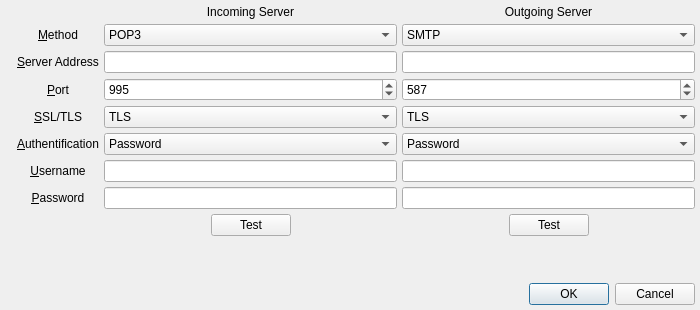
Qt form UI/poptasticsettings.ui (xloem/spot-on-svn) before a commit.
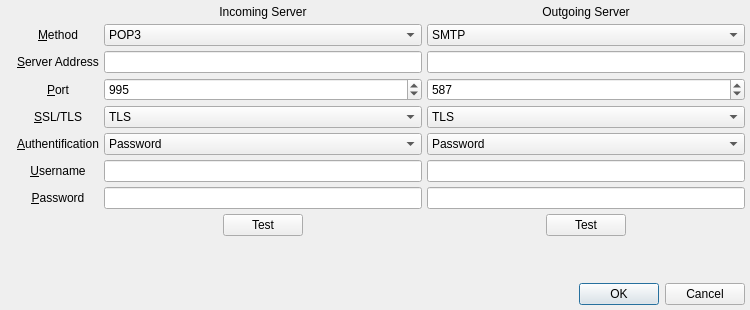
The same form after that commit. Icons and pictures are not drawn.

The edit to the form file:
```diff
--- a/UI/poptasticsettings.ui
+++ b/UI/poptasticsettings.ui
@@ -6,7 +6,7 @@
    <rect>
     <x>0</x>
     <y>0</y>
-    <width>700</width>
+    <width>750</width>
     <height>310</height>
    </rect>
   </property>
```
